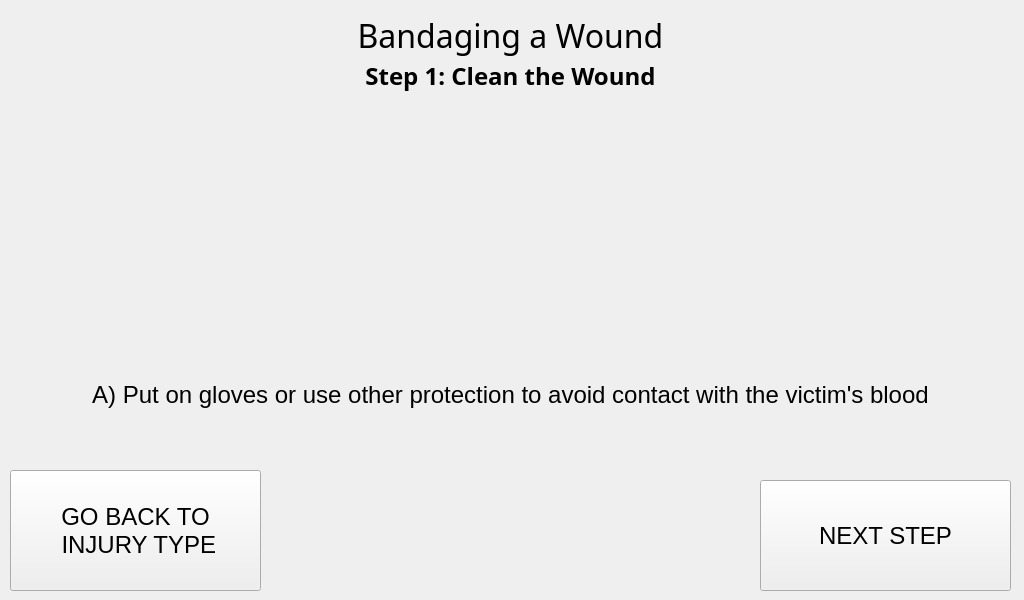
Qt form RASPI/step_1.ui (Pwersa/Medical-Cabinet) before a commit.
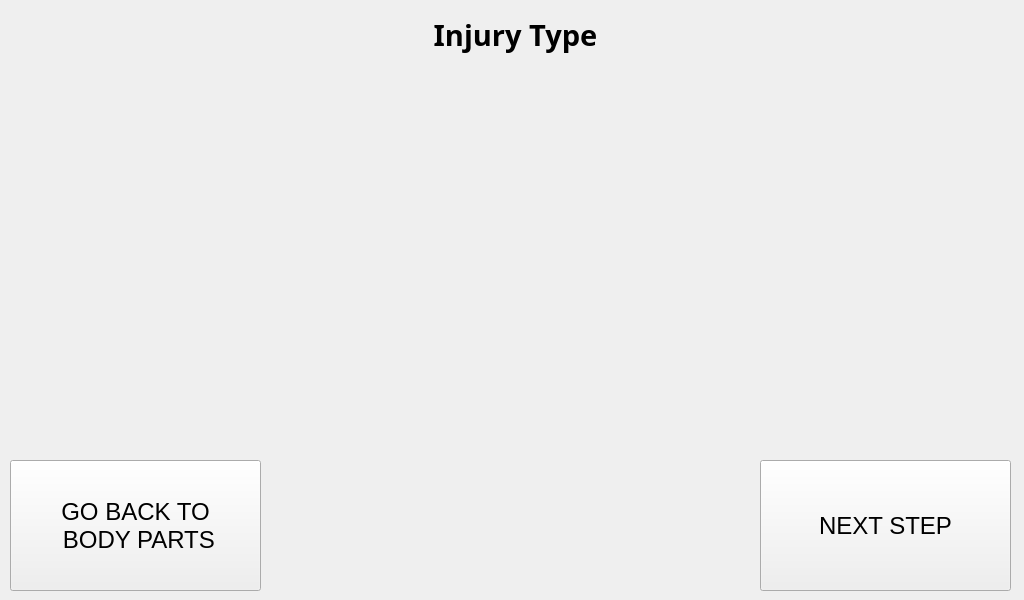
The same form after that commit. Icons and pictures are not drawn.

Commit message: ADDED PUNCTURE AND BURNS PROCEDURE, ADDED SENDING A CSV FILE AFTER SELECTING AN INJURY

What changed in the file:
```diff
--- a/RASPI/step_1.ui
+++ b/RASPI/step_1.ui
@@ -29,44 +29,22 @@
    <widget class="QLabel" name="TITLE">
     <property name="geometry">
      <rect>
-      <x>0</x>
+      <x>10</x>
       <y>0</y>
-      <width>1021</width>
+      <width>1011</width>
       <height>71</height>
      </rect>
     </property>
     <property name="font">
      <font>
       <family>Unispace</family>
-      <pointsize>24</pointsize>
-     </font>
-    </property>
-    <property name="text">
-     <string>Bandaging a Wound</string>
-    </property>
-    <property name="alignment">
-     <set>Qt::AlignCenter</set>
-    </property>
-   </widget>
-   <widget class="QLabel" name="TITLE_2">
-    <property name="geometry">
-     <rect>
-      <x>330</x>
-      <y>60</y>
-      <width>361</width>
-      <height>31</height>
-     </rect>
-    </property>
-    <property name="font">
-     <font>
-      <family>Unispace</family>
       <pointsize>18</pointsize>
       <weight>75</weight>
       <bold>true</bold>
      </font>
     </property>
     <property name="text">
-     <string>Step 1: Clean the Wound</string>
+     <string>&lt;html&gt;&lt;head/&gt;&lt;body&gt;&lt;p&gt;&lt;span style=&quot; font-size:22pt;&quot;&gt;Injury Type&lt;/span&gt;&lt;/p&gt;&lt;/body&gt;&lt;/html&gt;</string>
     </property>
     <property name="alignment">
      <set>Qt::AlignCenter</set>
@@ -76,9 +54,9 @@
     <property name="geometry">
      <rect>
       <x>20</x>
-      <y>350</y>
+      <y>330</y>
       <width>981</width>
-      <height>91</height>
+      <height>121</height>
      </rect>
     </property>
     <property name="font">
@@ -87,14 +65,14 @@
      </font>
     </property>
     <property name="text">
-     <string>&lt;html&gt;&lt;head/&gt;&lt;body&gt;&lt;p align=&quot;center&quot;&gt;&lt;span style=&quot; font-size:18pt;&quot;&gt;A) Put on gloves or use other protection to avoid contact with the victim's blood&lt;/span&gt;&lt;/p&gt;&lt;/body&gt;&lt;/html&gt;</string>
+     <string>&lt;html&gt;&lt;head/&gt;&lt;body&gt;&lt;p align=&quot;center&quot;&gt;&lt;br/&gt;&lt;/p&gt;&lt;/body&gt;&lt;/html&gt;</string>
     </property>
    </widget>
    <widget class="QLabel" name="TITLE_3">
     <property name="geometry">
      <rect>
       <x>330</x>
-      <y>100</y>
+      <y>80</y>
       <width>360</width>
       <height>240</height>
      </rect>
@@ -136,9 +114,9 @@
     <property name="geometry">
      <rect>
       <x>760</x>
-      <y>480</y>
+      <y>460</y>
       <width>251</width>
-      <height>111</height>
+      <height>131</height>
      </rect>
     </property>
     <property name="font">
@@ -157,9 +135,9 @@
     <property name="geometry">
      <rect>
       <x>10</x>
-      <y>470</y>
+      <y>460</y>
       <width>251</width>
-      <height>121</height>
+      <height>131</height>
      </rect>
     </property>
     <property name="font">
@@ -169,7 +147,7 @@
     </property>
     <property name="text">
      <string>GO BACK TO 
- INJURY TYPE</string>
+ BODY PARTS</string>
     </property>
    </widget>
   </widget>
```
Left out of the diff: 13 changed lines with no effect on the pictures. The commit also changes 82 other files.
